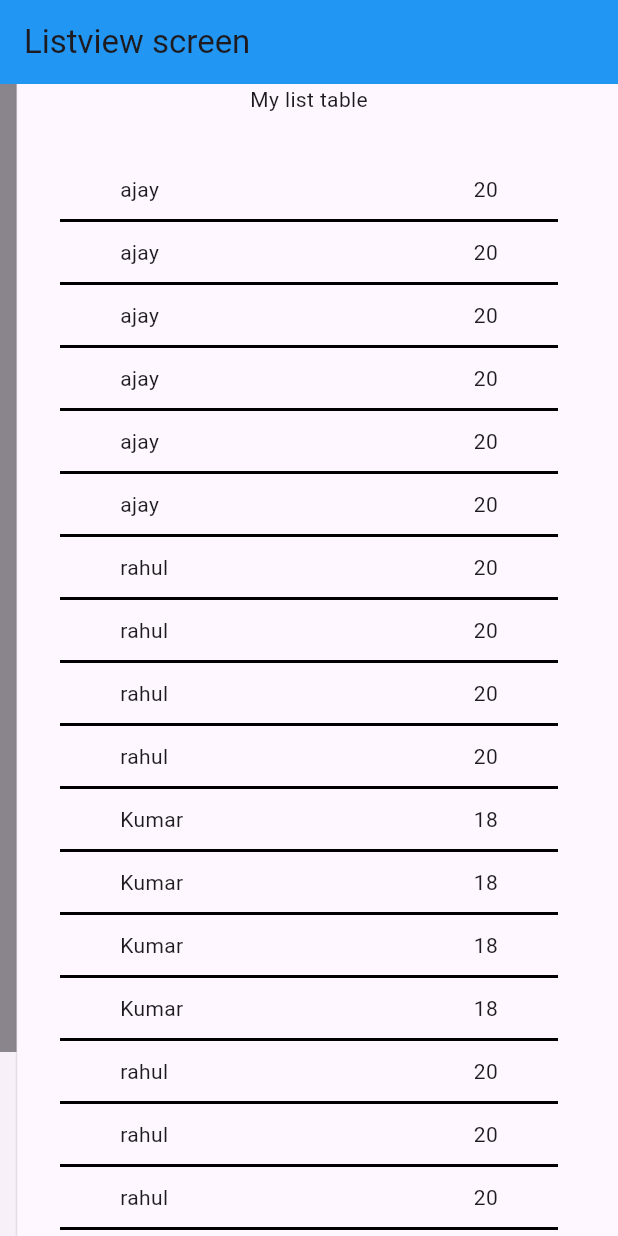
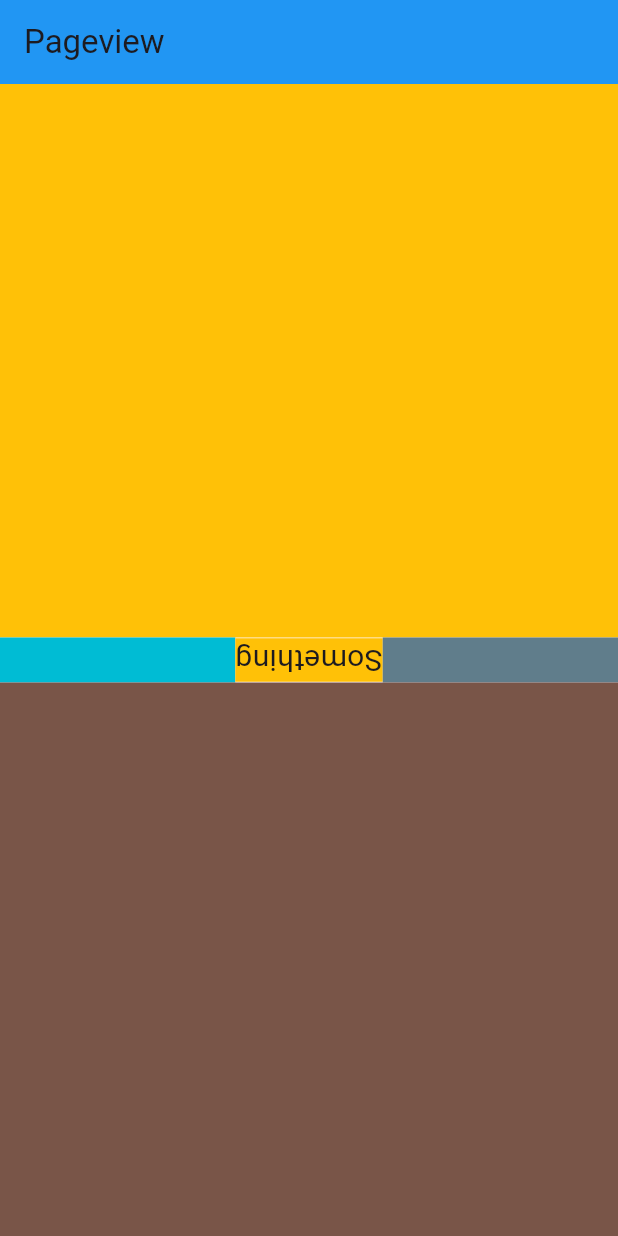
Before and after one commit to Ajaykumaryadav-Aj/flutter_basics, a Flutter app: the screen it shows after launch, on a phone screen of 412 x 824 dp. Run offline on Flutter 3.47's test engine with Material 2 defaults, Android fonts, the light colour scheme and no system bars; our stand-ins replace image_picker.

Commit message:
rotated box

```diff
--- /dev/null
+++ b/my_first_app/lib/Screens/rotated_box.dart
@@ -0,0 +1,63 @@
+
+import 'package:flutter/material.dart';
+
+class Pageview extends StatefulWidget {
+  const Pageview({super.key});
+
+  @override
+  State<Pageview> createState() => _PageviewState();
+}
+
+class _PageviewState extends State<Pageview> {
+  @override
+  Widget build(BuildContext context) {
+    return Scaffold(
+        appBar: AppBar(
+          title: const Text('Pageview'),
+        ),
+        body: Center(
+          child: Column(
+            mainAxisAlignment: MainAxisAlignment.center,
+            children: [
+              Expanded(
+                child: Container(
+                  color: Colors.amber,
+                ),
+              ),
+              Row(
+                mainAxisSize: MainAxisSize.min,
+                children: [
+                  Expanded(
+                    child: Container(
+                      height: 30,
+                      color: Colors.cyan,
+                    ),
+                  ),
+                  Container(
+                    color: Colors.amber,
+                    child: const RotatedBox(
+                      quarterTurns: 2,
+                      child: Text(
+                        'Something',
+                        style: TextStyle(fontSize: 20),
+                      ),
+                    ),
+                  ),
+                  Expanded(
+                    child: Container(
+                      height: 30,
+                      color: Colors.blueGrey,
+                    ),
+                  ),
+                ],
+              ),
+              Expanded(
+                child: Container(
+                  color: Colors.brown,
+                ),
+              ),
+            ],
+          ),
+        ));
+  }
+}
--- a/my_first_app/lib/main.dart
+++ b/my_first_app/lib/main.dart
@@ -1,7 +1,7 @@
 import 'package:flutter/material.dart';
 import 'package:my_first_app/providers/auth_provider.dart';
 import 'package:my_first_app/providers/cart_provider.dart';
-import 'package:my_first_app/screens/listview_screen.dart';
+import 'package:my_first_app/screens/rotated_box.dart';
 
 import 'package:provider/provider.dart';
 
@@ -46,7 +46,8 @@ class MyApp extends StatelessWidget {
         // home: const FormScreen(),
         // home: const PickerScreen(),
         // home: const Advancedwidgets(),
-        home: const ListviewScreen(),
+        // home: const ListviewScreen(),
+        home: const Pageview(),
       ),
     );
   }
```
Also changed, not shown: my_first_app/lib/utils/utils.dart (added, +11 -0 lines).
